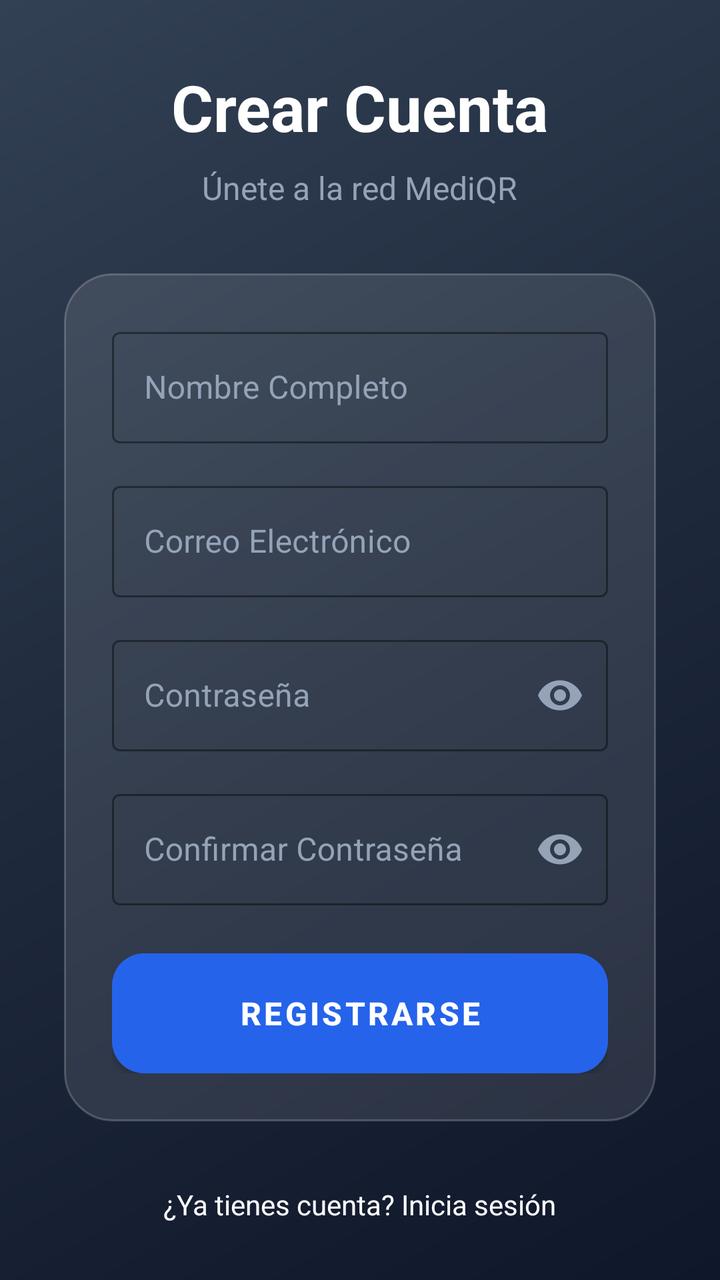
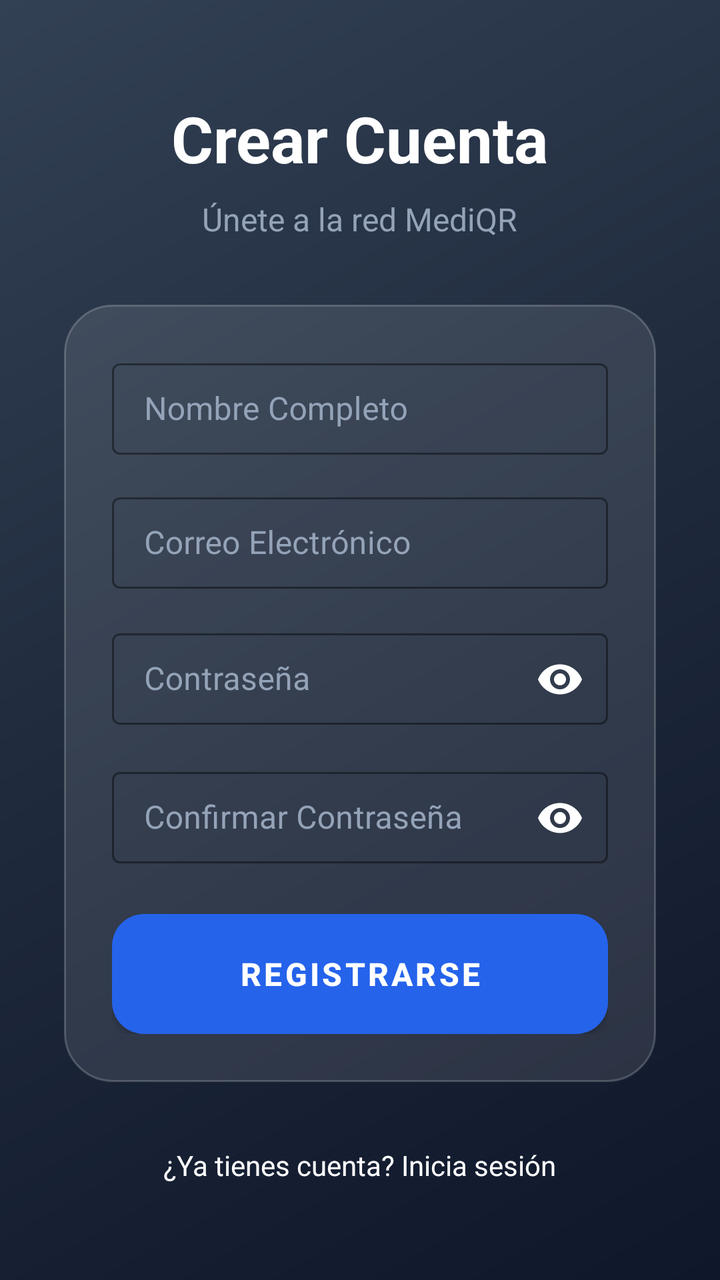

The first picture is an Android layout as it rendered before a commit; the second is the same layout after the commit. The layout source and the unified diff follow.
<!-- AndroidManifest.xml: application theme AppTheme -->
<!-- res/layout/activity_register.xml -->
<?xml version="1.0" encoding="utf-8"?>
<androidx.coordinatorlayout.widget.CoordinatorLayout xmlns:android="http://schemas.android.com/apk/res/android"
    xmlns:app="http://schemas.android.com/apk/res-auto"
    android:layout_width="match_parent"
    android:layout_height="match_parent"
    android:background="@drawable/bg_premium_gradient">

    <androidx.core.widget.NestedScrollView
        android:layout_width="match_parent"
        android:layout_height="match_parent">

        <LinearLayout
            android:layout_width="match_parent"
            android:layout_height="wrap_content"
            android:gravity="center"
            android:orientation="vertical"
            android:padding="32dp">

            <TextView
                style="@style/Heading1"
                android:layout_width="wrap_content"
                android:layout_height="wrap_content"
                android:text="Crear Cuenta"
                android:textColor="@color/white"
                android:textSize="32sp"
                android:layout_marginBottom="8dp" />

            <TextView
                android:layout_width="wrap_content"
                android:layout_height="wrap_content"
                android:text="Únete a la red MediQR"
                android:textColor="#94A3B8"
                android:textSize="16sp"
                android:layout_marginBottom="32dp" />

            <LinearLayout
                android:layout_width="match_parent"
                android:layout_height="wrap_content"
                android:background="@drawable/bg_glass_card"
                android:orientation="vertical"
                android:padding="24dp">

                <com.google.android.material.textfield.TextInputLayout
                    style="@style/Widget.MaterialComponents.TextInputLayout.OutlinedBox"
                    android:layout_width="match_parent"
                    android:layout_height="wrap_content"
                    android:hint="Nombre Completo"
                    android:textColorHint="#94A3B8"
                    app:hintTextColor="@color/white"
                    app:boxStrokeColor="@color/white"
                    android:layout_marginBottom="16dp">
                    <com.google.android.material.textfield.TextInputEditText
                        android:id="@+id/nameEditText"
                        android:layout_width="match_parent"
                        android:layout_height="wrap_content"
                        android:inputType="textPersonName"
                        android:textColor="@color/white" />
                </com.google.android.material.textfield.TextInputLayout>

                <com.google.android.material.textfield.TextInputLayout
                    style="@style/Widget.MaterialComponents.TextInputLayout.OutlinedBox"
                    android:layout_width="match_parent"
                    android:layout_height="wrap_content"
                    android:hint="Correo Electrónico"
                    android:textColorHint="#94A3B8"
                    app:hintTextColor="@color/white"
                    app:boxStrokeColor="@color/white"
                    android:layout_marginBottom="16dp">
                    <com.google.android.material.textfield.TextInputEditText
                        android:id="@+id/emailEditText"
                        android:layout_width="match_parent"
                        android:layout_height="wrap_content"
                        android:inputType="textEmailAddress"
                        android:textColor="@color/white" />
                </com.google.android.material.textfield.TextInputLayout>

                <com.google.android.material.textfield.TextInputLayout
                    style="@style/Widget.MaterialComponents.TextInputLayout.OutlinedBox"
                    android:layout_width="match_parent"
                    android:layout_height="wrap_content"
                    android:hint="Contraseña"
                    android:textColorHint="#94A3B8"
                    app:hintTextColor="@color/white"
                    app:boxStrokeColor="@color/white"
                    app:passwordToggleEnabled="true"
                    app:passwordToggleTint="#94A3B8"
                    android:layout_marginBottom="16dp">
                    <com.google.android.material.textfield.TextInputEditText
                        android:id="@+id/passwordEditText"
                        android:layout_width="match_parent"
                        android:layout_height="wrap_content"
                        android:inputType="textPassword"
                        android:textColor="@color/white" />
                </com.google.android.material.textfield.TextInputLayout>

                <com.google.android.material.textfield.TextInputLayout
                    style="@style/Widget.MaterialComponents.TextInputLayout.OutlinedBox"
                    android:layout_width="match_parent"
                    android:layout_height="wrap_content"
                    android:hint="Confirmar Contraseña"
                    android:textColorHint="#94A3B8"
                    app:hintTextColor="@color/white"
                    app:boxStrokeColor="@color/white"
                    app:passwordToggleEnabled="true"
                    app:passwordToggleTint="#94A3B8"
                    android:layout_marginBottom="24dp">
                    <com.google.android.material.textfield.TextInputEditText
                        android:id="@+id/confirmPasswordEditText"
                        android:layout_width="match_parent"
                        android:layout_height="wrap_content"
                        android:inputType="textPassword"
                        android:textColor="@color/white" />
                </com.google.android.material.textfield.TextInputLayout>

                <com.google.android.material.button.MaterialButton
                    android:id="@+id/registerButton"
                    android:layout_width="match_parent"
                    android:layout_height="60dp"
                    android:backgroundTint="@null"
                    android:background="@drawable/btn_premium"
                    android:text="REGISTRARSE"
                    android:textColor="@color/white"
                    android:textStyle="bold"
                    android:textSize="16sp" />

            </LinearLayout>

            <TextView
                android:id="@+id/loginTextView"
                android:layout_width="wrap_content"
                android:layout_height="wrap_content"
                android:layout_marginTop="32dp"
                android:text="¿Ya tienes cuenta? Inicia sesión"
                android:textColor="@color/white"
                android:textSize="14sp" />

        </LinearLayout>
    </androidx.core.widget.NestedScrollView>

</androidx.coordinatorlayout.widget.CoordinatorLayout>
<!-- resources referenced by this layout -->
<resources>
  <color name="white">#FFFFFF</color>
  <!-- drawable bg_glass_card (drawable) -->
  <?xml version="1.0" encoding="utf-8"?>
  <shape xmlns:android="http://schemas.android.com/apk/res/android"
      android:shape="rectangle">
      <solid android:color="#1AFFFFFF" />
      <corners android:radius="24dp" />
      <stroke android:width="1dp" android:color="#33FFFFFF" />
  </shape>
  <!-- drawable bg_premium_gradient (drawable) -->
  <?xml version="1.0" encoding="utf-8"?>
  <shape xmlns:android="http://schemas.android.com/apk/res/android"
      android:shape="rectangle">
      <gradient
          android:startColor="#0F172A"
          android:centerColor="#1E293B"
          android:endColor="#334155"
          android:angle="135" />
  </shape>
  <!-- drawable btn_premium (drawable) -->
  <?xml version="1.0" encoding="utf-8"?>
  <ripple xmlns:android="http://schemas.android.com/apk/res/android"
      android:color="#40FFFFFF">
      <item>
          <shape android:shape="rectangle">
              <gradient
                  android:startColor="#3B82F6"
                  android:endColor="#2563EB"
                  android:angle="0" />
              <corners android:radius="16dp" />
          </shape>
      </item>
  </ripple>
  <style name="Heading1">
          <item name="android:textSize">28sp</item>
          <item name="android:textColor">@color/text_primary</item>
          <item name="android:textStyle">bold</item>
      </style>
  <style name="AppTheme" parent="Theme.MaterialComponents.Light.NoActionBar">
          <item name="colorPrimary">@color/primary</item>
          <item name="colorPrimaryDark">@color/primary_dark</item>
          <item name="colorAccent">@color/accent</item>
          <item name="android:windowBackground">@color/background</item>
          <item name="bottomNavigationStyle">@style/CustomBottomNavigation</item>
      </style>
  <color name="text_primary">#1E293B</color>
  <color name="primary">#2563EB</color>
  <color name="primary_dark">#1E40AF</color>
  <color name="accent">#10B981</color>
  <color name="background">#F8FAFC</color>
  <style name="CustomBottomNavigation" parent="Widget.MaterialComponents.BottomNavigationView">
          <item name="labelVisibilityMode">labeled</item>
          <item name="itemIconSize">22dp</item>
          <item name="itemRippleColor">@color/primary_light</item>
          <item name="backgroundTint">@color/white</item>
          <item name="itemIconTint">@color/selector_nav_color</item>
          <item name="itemTextColor">@color/selector_nav_color</item>
          <item name="android:paddingTop">0dp</item>
          <item name="android:paddingBottom">0dp</item>
      </style>
  <color name="primary_light">#DBEAFE</color>
</resources>

<!-- the commit's change to res/layout/activity_register.xml (unified diff, before → after) -->
@@ -7,7 +7,8 @@
 
     <androidx.core.widget.NestedScrollView
         android:layout_width="match_parent"
-        android:layout_height="match_parent">
+        android:layout_height="match_parent"
+        android:fillViewport="true">
 
         <LinearLayout
             android:layout_width="match_parent"
@@ -54,7 +55,8 @@
                         android:layout_width="match_parent"
                         android:layout_height="wrap_content"
                         android:inputType="textPersonName"
-                        android:textColor="@color/white" />
+                        android:textColor="@color/white"
+                        android:paddingVertical="12dp" />
                 </com.google.android.material.textfield.TextInputLayout>
 
                 <com.google.android.material.textfield.TextInputLayout
@@ -71,7 +73,8 @@
                         android:layout_width="match_parent"
                         android:layout_height="wrap_content"
                         android:inputType="textEmailAddress"
-                        android:textColor="@color/white" />
+                        android:textColor="@color/white"
+                        android:paddingVertical="12dp" />
                 </com.google.android.material.textfield.TextInputLayout>
 
                 <com.google.android.material.textfield.TextInputLayout
@@ -84,13 +87,15 @@
                     app:boxStrokeColor="@color/white"
                     app:passwordToggleEnabled="true"
                     app:passwordToggleTint="#94A3B8"
+                    app:endIconMode="password_toggle"
                     android:layout_marginBottom="16dp">
                     <com.google.android.material.textfield.TextInputEditText
                         android:id="@+id/passwordEditText"
                         android:layout_width="match_parent"
                         android:layout_height="wrap_content"
                         android:inputType="textPassword"
-                        android:textColor="@color/white" />
+                        android:textColor="@color/white"
+                        android:paddingVertical="12dp" />
                 </com.google.android.material.textfield.TextInputLayout>
 
                 <com.google.android.material.textfield.TextInputLayout
@@ -103,13 +108,15 @@
                     app:boxStrokeColor="@color/white"
                     app:passwordToggleEnabled="true"
                     app:passwordToggleTint="#94A3B8"
+                    app:endIconMode="password_toggle"
                     android:layout_marginBottom="24dp">
                     <com.google.android.material.textfield.TextInputEditText
                         android:id="@+id/confirmPasswordEditText"
                         android:layout_width="match_parent"
                         android:layout_height="wrap_content"
                         android:inputType="textPassword"
-                        android:textColor="@color/white" />
+                        android:textColor="@color/white"
+                        android:paddingVertical="12dp" />
                 </com.google.android.material.textfield.TextInputLayout>
 
                 <com.google.android.material.button.MaterialButton
@@ -136,5 +143,4 @@
 
         </LinearLayout>
     </androidx.core.widget.NestedScrollView>
-
 </androidx.coordinatorlayout.widget.CoordinatorLayout>
